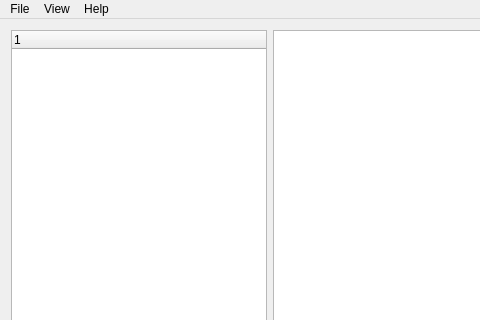
Qt form hintergrund-ui/mainwindow.ui (univrsal/hintergrund) before a commit; both pictures show x 0 to 480 and y 0 to 320 of the 981 by 424 pixel window.
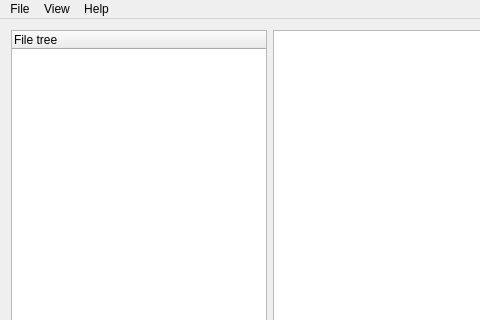
The same form after that commit.

The edit to the form file:
```diff
--- a/hintergrund-ui/mainwindow.ui
+++ b/hintergrund-ui/mainwindow.ui
@@ -25,7 +25,7 @@
       </property>
       <column>
        <property name="text">
-        <string notr="true">1</string>
+        <string notr="true">File tree</string>
        </property>
       </column>
      </widget>
```
Left out of the diff: 19 changed lines with no effect on the pictures.
